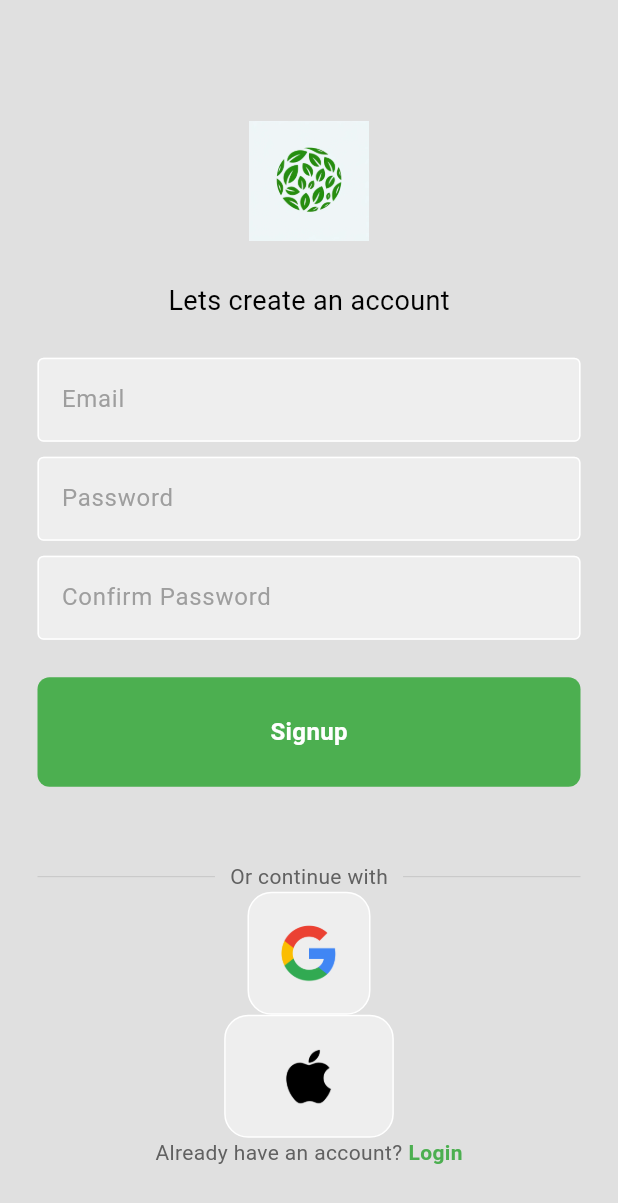
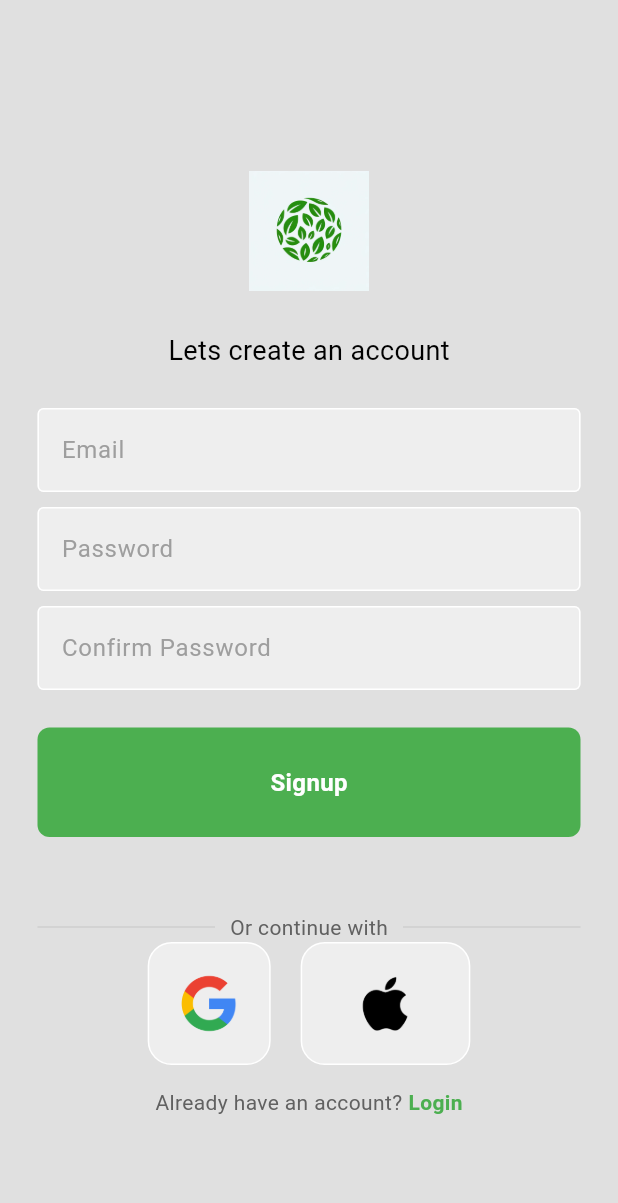
Before and after one commit to GraciousDaniel/green, a Flutter app: the screen it shows after launch, after a tap on "Register now", on a phone screen of 412 x 824 dp. Shown: the top 1203 px of the screen. Run offline on Flutter 3.47's test engine with Material 3 defaults, Android fonts, the phone set to English and light mode, and no system bars; our stand-ins replace firebase_auth, firebase_core, google_sign_in; accounts and stored records are empty; network calls fail.

Commit message:
google signin function

```diff
--- a/lib/components/authpage.dart
+++ b/lib/components/authpage.dart
@@ -2,7 +2,7 @@ import 'package:firebase_auth/firebase_auth.dart';
 import 'package:flutter/material.dart';
 import 'package:green/components/loginorregisterpage.dart';
 import 'package:green/screens/homepage.dart';
-import 'package:green/screens/loginpage.dart';
+//import 'package:green/screens/loginpage.dart';
 
 class AuthPage extends StatelessWidget {
   const AuthPage({super.key});
--- a/lib/screens/loginpage.dart
+++ b/lib/screens/loginpage.dart
@@ -163,11 +163,20 @@ class _LoginpageState extends State<Loginpage> {
                   ),
                 ),
 
-                //google button
-               const SquareTile(imagePath: 'lib/images/2048px-Google__G__logo.svg.png'),
+               const Row(
+                mainAxisAlignment: MainAxisAlignment.center,
+                 children: [
+                  //google button
+                   SquareTile(imagePath: 'lib/images/2048px-Google__G__logo.svg.png'),
 
-                //apple button
-                const SquareTile(imagePath: 'lib/images/Apple-Logo.png'),
+                   SizedBox(width: 20),
+
+                   //apple button
+                SquareTile(imagePath: 'lib/images/Apple-Logo.png'),
+                 ],
+               ),
+
+                const SizedBox(height: 15),
 
                 //okay register option
                 Row(
--- a/lib/screens/signinpage.dart
+++ b/lib/screens/signinpage.dart
@@ -167,11 +167,21 @@ class _SigninpageState extends State<Signinpage> {
                   ),
                 ),
 
-                //google button
-               const SquareTile(imagePath: 'lib/images/2048px-Google__G__logo.svg.png'),
+            const Row(
+                mainAxisAlignment: MainAxisAlignment.center,
+                 children: [
+                  //google button
+                   SquareTile(imagePath: 'lib/images/2048px-Google__G__logo.svg.png'),
 
-                //apple button
-                const SquareTile(imagePath: 'lib/images/Apple-Logo.png'),
+                   SizedBox(width: 20),
+
+                   //apple button
+                SquareTile(imagePath: 'lib/images/Apple-Logo.png'),
+                 ],
+               ),
+
+                const SizedBox(height: 15),
+
 
                 //okay register option
                 Row(
--- a/pubspec.yaml
+++ b/pubspec.yaml
@@ -38,6 +38,7 @@ dependencies:
   firebase_core: ^2.24.2
   firebase_auth: ^4.16.0
   get: ^4.6.6
+  google_sign_in: ^6.2.1
 
 dev_dependencies:
   flutter_test:
```
Also changed, not shown: lib/services/auth_service.dart (added, +23 -0 lines), pubspec.lock, 3 other files.
